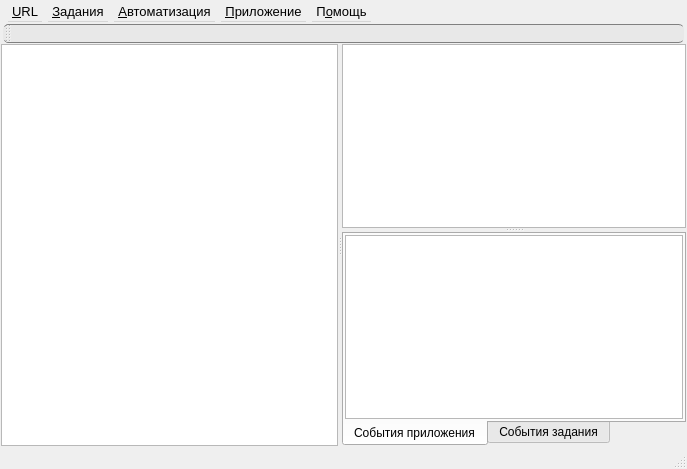
First picture: the form in REXLoader/rexwindow.ui, repository RA9OAJ/rexloader, before the edit.
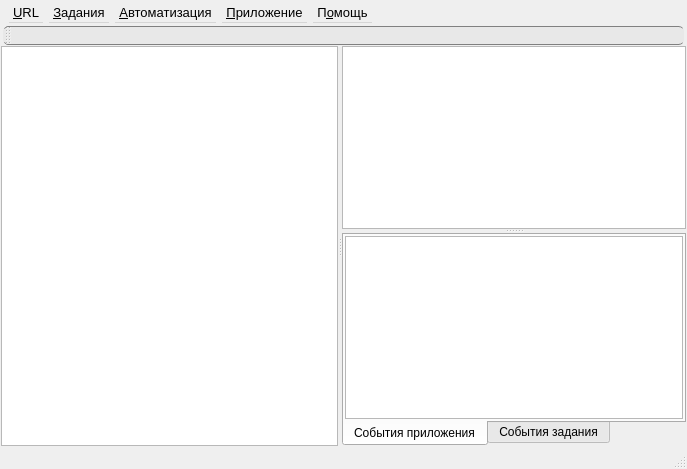
Second picture: the form after the edit. Icons and pictures are not drawn. Custom widgets are drawn as their Qt base class.

```diff
--- a/REXLoader/rexwindow.ui
+++ b/REXLoader/rexwindow.ui
@@ -57,7 +57,14 @@
        <property name="orientation">
         <enum>Qt::Vertical</enum>
        </property>
-       <widget class="TableView" name="tableView"/>
+       <widget class="TableView" name="tableView">
+        <attribute name="verticalHeaderVisible">
+         <bool>false</bool>
+        </attribute>
+        <attribute name="verticalHeaderDefaultSectionSize">
+         <number>25</number>
+        </attribute>
+       </widget>
        <widget class="QTabWidget" name="tabWidget">
         <property name="tabPosition">
          <enum>QTabWidget::South</enum>
@@ -98,14 +105,14 @@
      <x>0</x>
      <y>0</y>
      <width>687</width>
-     <height>26</height>
+     <height>28</height>
     </rect>
    </property>
    <property name="styleSheet">
     <string notr="true">QMenuBar 
 {
-margin: 2px;
 Font-size: 13px;
+margin: 3px;
 }</string>
    </property>
    <widget class="QMenu" name="menuURL">
@@ -212,7 +219,11 @@
 border-top: 1px solid rgb(128, 128, 128);
 border-bottom: 1px solid rgb(128, 128, 128);
 }
-</string>
+
+QToolButton
+{
+Color: rgb(48, 48, 48);
+}</string>
    </property>
    <property name="movable">
     <bool>true</bool>
```
Left out of the diff: 3 changed lines with no effect on the pictures.
